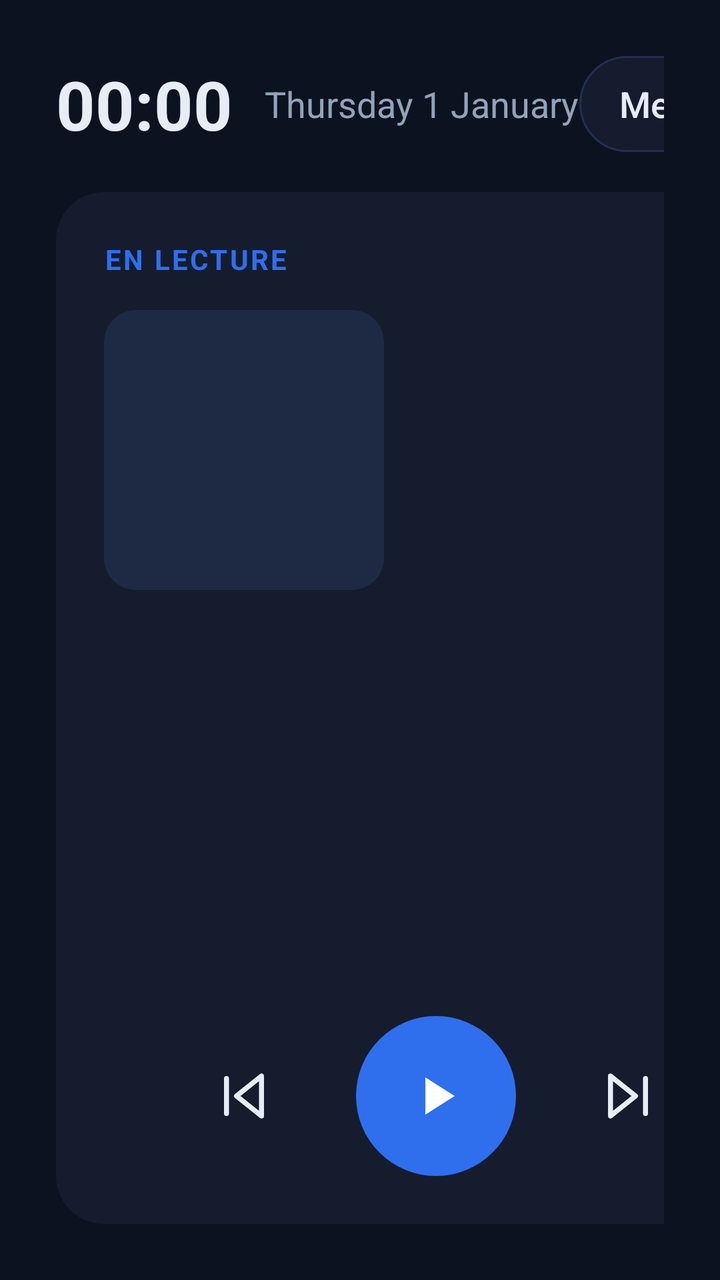
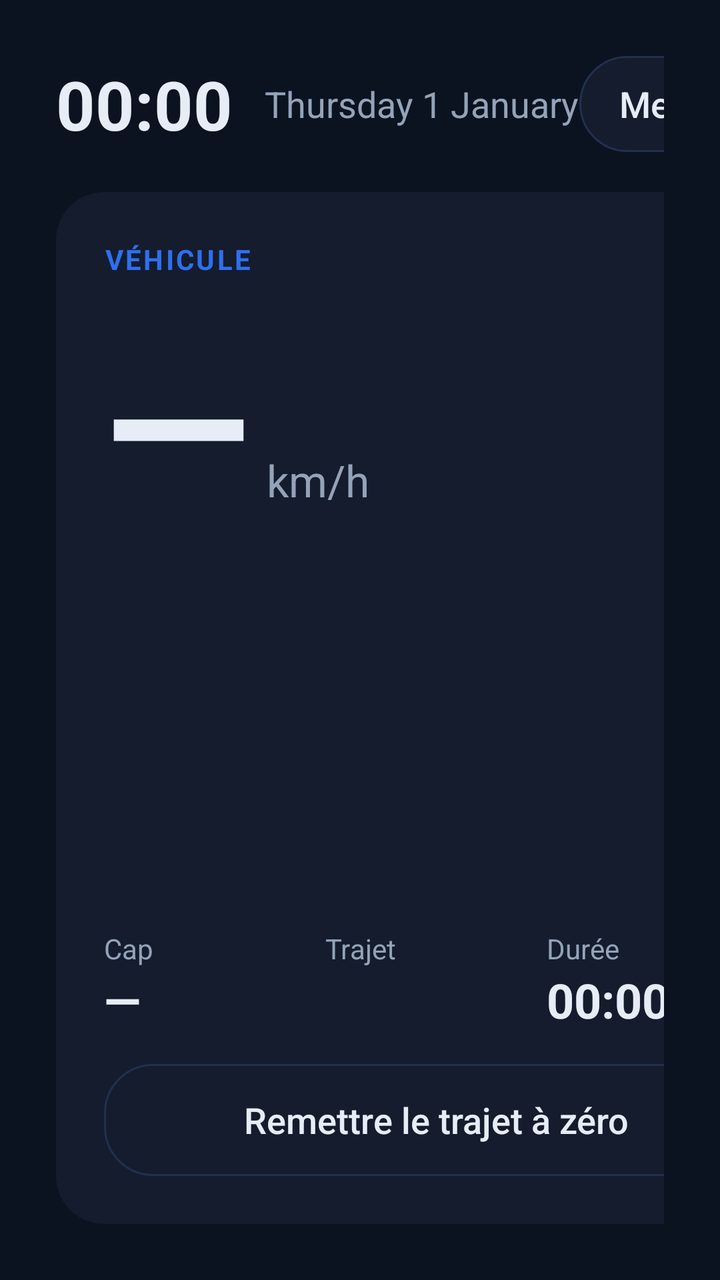

Two renders of the same Android screen: before a commit and after it. Below are the layout's source before the change and the commit's diff.
<!-- AndroidManifest.xml: application theme Theme.Launcher -->
<!-- res/layout/activity_main.xml -->
<?xml version="1.0" encoding="utf-8"?>
<LinearLayout xmlns:android="http://schemas.android.com/apk/res/android"
    android:layout_width="match_parent"
    android:layout_height="match_parent"
    android:orientation="vertical"
    android:padding="28dp"
    android:background="@color/bg">

    <LinearLayout
        android:layout_width="match_parent"
        android:layout_height="48dp"
        android:orientation="horizontal"
        android:gravity="center_vertical">
        <TextClock
            android:layout_width="wrap_content"
            android:layout_height="wrap_content"
            android:format24Hour="HH:mm"
            android:format12Hour="HH:mm"
            android:textSize="34sp"
            android:textStyle="bold"
            android:textColor="@color/text" />
        <TextClock
            android:layout_width="wrap_content"
            android:layout_height="wrap_content"
            android:layout_marginStart="16dp"
            android:format24Hour="EEEE d MMMM"
            android:format12Hour="EEEE d MMMM"
            android:textSize="18sp"
            android:textColor="@color/muted" />
        <View
            android:layout_width="0dp"
            android:layout_height="0dp"
            android:layout_weight="1" />
        <Button
            android:id="@+id/update"
            android:layout_width="wrap_content"
            android:layout_height="match_parent"
            android:background="@drawable/tile"
            android:paddingStart="20dp"
            android:paddingEnd="20dp"
            android:text="Mettre à jour"
            android:textAllCaps="false"
            android:textColor="@color/text"
            android:textSize="18sp"
            android:stateListAnimator="@null" />
    </LinearLayout>

    <LinearLayout
        android:layout_width="match_parent"
        android:layout_height="0dp"
        android:layout_weight="1"
        android:layout_marginTop="20dp"
        android:orientation="horizontal">

        <LinearLayout
            android:layout_width="380dp"
            android:layout_height="match_parent"
            android:orientation="vertical"
            android:padding="24dp"
            android:background="@drawable/card">
            <TextView
                android:layout_width="wrap_content"
                android:layout_height="wrap_content"
                android:text="@string/now_playing"
                android:textColor="@color/accent"
                android:textSize="14sp"
                android:textStyle="bold"
                android:letterSpacing="0.08" />
            <ImageView
                android:id="@+id/art"
                android:layout_width="140dp"
                android:layout_height="140dp"
                android:layout_marginTop="16dp"
                android:background="@drawable/art_bg"
                android:clipToOutline="true"
                android:importantForAccessibility="no" />
            <TextView
                android:id="@+id/title"
                android:layout_width="match_parent"
                android:layout_height="wrap_content"
                android:layout_marginTop="16dp"
                android:singleLine="true"
                android:ellipsize="end"
                android:textSize="24sp"
                android:textStyle="bold"
                android:textColor="@color/text" />
            <TextView
                android:id="@+id/artist"
                android:layout_width="match_parent"
                android:layout_height="wrap_content"
                android:singleLine="true"
                android:ellipsize="end"
                android:textSize="17sp"
                android:textColor="@color/muted" />
            <Button
                android:id="@+id/access"
                android:layout_width="match_parent"
                android:layout_height="wrap_content"
                android:layout_marginTop="8dp"
                android:text="@string/access"
                android:textAllCaps="false"
                android:visibility="gone" />
            <View
                android:layout_width="match_parent"
                android:layout_height="0dp"
                android:layout_weight="1" />
            <LinearLayout
                android:layout_width="match_parent"
                android:layout_height="wrap_content"
                android:orientation="horizontal"
                android:gravity="center">
                <ImageButton
                    android:id="@+id/prev"
                    android:layout_width="64dp"
                    android:layout_height="64dp"
                    android:background="?android:attr/selectableItemBackgroundBorderless"
                    android:src="@drawable/ic_prev"
                    android:contentDescription="Précédent" />
                <ImageButton
                    android:id="@+id/play"
                    android:layout_width="80dp"
                    android:layout_height="80dp"
                    android:layout_marginStart="24dp"
                    android:layout_marginEnd="24dp"
                    android:background="@drawable/circle_accent"
                    android:src="@drawable/ic_play"
                    android:contentDescription="Lecture / pause" />
                <ImageButton
                    android:id="@+id/next"
                    android:layout_width="64dp"
                    android:layout_height="64dp"
                    android:background="?android:attr/selectableItemBackgroundBorderless"
                    android:src="@drawable/ic_next"
                    android:contentDescription="Suivant" />
            </LinearLayout>
        </LinearLayout>

        <GridLayout
            android:layout_width="0dp"
            android:layout_height="match_parent"
            android:layout_weight="1"
            android:layout_marginStart="10dp"
            android:columnCount="3"
            android:rowCount="2">
            <LinearLayout android:id="@+id/tile_carplay" style="@style/TileBoxAccent">
                <ImageView android:layout_width="44dp" android:layout_height="44dp" android:src="@drawable/ic_carplay" android:importantForAccessibility="no" />
                <TextView style="@style/TileLabelAccent" android:text="CarPlay" />
            </LinearLayout>
            <LinearLayout android:id="@+id/tile_nav" style="@style/TileBox">
                <ImageView android:layout_width="44dp" android:layout_height="44dp" android:src="@drawable/ic_nav" android:importantForAccessibility="no" />
                <TextView style="@style/TileLabel" android:text="Navigation" />
            </LinearLayout>
            <LinearLayout android:id="@+id/tile_music" style="@style/TileBox">
                <ImageView android:layout_width="44dp" android:layout_height="44dp" android:src="@drawable/ic_music" android:importantForAccessibility="no" />
                <TextView style="@style/TileLabel" android:text="Musique" />
            </LinearLayout>
            <LinearLayout android:id="@+id/tile_phone" style="@style/TileBox">
                <ImageView android:layout_width="44dp" android:layout_height="44dp" android:src="@drawable/ic_phone" android:importantForAccessibility="no" />
                <TextView style="@style/TileLabel" android:text="Téléphone" />
            </LinearLayout>
            <LinearLayout android:id="@+id/tile_apps" style="@style/TileBox">
                <ImageView android:layout_width="44dp" android:layout_height="44dp" android:src="@drawable/ic_apps" android:importantForAccessibility="no" />
                <TextView style="@style/TileLabel" android:text="Applis" />
            </LinearLayout>
            <LinearLayout android:id="@+id/tile_settings" style="@style/TileBox">
                <ImageView android:layout_width="44dp" android:layout_height="44dp" android:src="@drawable/ic_settings" android:importantForAccessibility="no" />
                <TextView style="@style/TileLabel" android:text="Réglages" />
            </LinearLayout>
        </GridLayout>
    </LinearLayout>
</LinearLayout>
<!-- resources referenced by this layout -->
<resources>
  <color name="accent">#2F6FED</color>
  <color name="bg">#0B1220</color>
  <color name="muted">#94A3B8</color>
  <color name="text">#E6EDF7</color>
  <!-- drawable art_bg (drawable) -->
  <shape xmlns:android="http://schemas.android.com/apk/res/android" android:shape="rectangle">
      <solid android:color="#1E2A44" />
      <corners android:radius="16dp" />
  </shape>
  <!-- drawable card (drawable) -->
  <shape xmlns:android="http://schemas.android.com/apk/res/android" android:shape="rectangle">
      <solid android:color="@color/card" />
      <corners android:radius="24dp" />
  </shape>
  <!-- drawable circle_accent (drawable) -->
  <shape xmlns:android="http://schemas.android.com/apk/res/android" android:shape="oval">
      <solid android:color="@color/accent" />
  </shape>
  <!-- drawable ic_apps (drawable) -->
  <vector xmlns:android="http://schemas.android.com/apk/res/android" android:width="44dp" android:height="44dp" android:viewportWidth="24" android:viewportHeight="24">
      <path android:pathData="M4,4h6v6h-6zM14,4h6v6h-6zM4,14h6v6h-6zM14,14h6v6h-6z" android:fillColor="#00000000" android:strokeColor="@color/accent" android:strokeWidth="1.8" android:strokeLineJoin="round" />
  </vector>
  <!-- drawable ic_next (drawable) -->
  <vector xmlns:android="http://schemas.android.com/apk/res/android" android:width="30dp" android:height="30dp" android:viewportWidth="24" android:viewportHeight="24">
      <path android:pathData="M5,4l10,8l-10,8zM19,5v14" android:fillColor="#00000000" android:strokeColor="@color/text" android:strokeWidth="2" android:strokeLineCap="round" android:strokeLineJoin="round" />
  </vector>
  <!-- drawable ic_play (drawable) -->
  <vector xmlns:android="http://schemas.android.com/apk/res/android" android:width="32dp" android:height="32dp" android:viewportWidth="24" android:viewportHeight="24">
      <path android:pathData="M8,5v14l11,-7z" android:fillColor="#FFFFFF" />
  </vector>
  <!-- drawable ic_prev (drawable) -->
  <vector xmlns:android="http://schemas.android.com/apk/res/android" android:width="30dp" android:height="30dp" android:viewportWidth="24" android:viewportHeight="24">
      <path android:pathData="M19,20L9,12l10,-8zM5,19V5" android:fillColor="#00000000" android:strokeColor="@color/text" android:strokeWidth="2" android:strokeLineCap="round" android:strokeLineJoin="round" />
  </vector>
  <!-- drawable ic_settings (drawable) -->
  <vector xmlns:android="http://schemas.android.com/apk/res/android" android:width="44dp" android:height="44dp" android:viewportWidth="24" android:viewportHeight="24">
      <path android:pathData="M4,6h16M4,12h16M4,18h16M14,4v4M8,10v4M16,16v4" android:fillColor="#00000000" android:strokeColor="@color/accent" android:strokeWidth="1.8" android:strokeLineCap="round" />
  </vector>
  <!-- drawable tile (drawable) -->
  <shape xmlns:android="http://schemas.android.com/apk/res/android" android:shape="rectangle">
      <solid android:color="@color/card" />
      <stroke android:width="1dp" android:color="#22304D" />
      <corners android:radius="24dp" />
  </shape>
  <string name="access">Autoriser l\'affichage de la musique</string>
  <string name="now_playing">EN LECTURE</string>
  <style name="TileBoxAccent" parent="TileBox">
          <item name="android:background">@drawable/tile_accent</item>
      </style>
  <style name="TileLabelAccent" parent="TileLabel">
          <item name="android:textColor">#FFFFFF</item>
      </style>
  <style name="Theme.Launcher" parent="@android:style/Theme.Material.NoActionBar.Fullscreen">
          <item name="android:windowBackground">@color/bg</item>
          <item name="android:colorAccent">@color/accent</item>
      </style>
  <color name="card">#141C2E</color>
  <!-- drawable tile_accent (drawable) -->
  <shape xmlns:android="http://schemas.android.com/apk/res/android" android:shape="rectangle">
      <solid android:color="@color/accent" />
      <corners android:radius="24dp" />
  </shape>
  <!-- unchanged entries left out for length: 6 -->
</resources>

<!-- the commit's change to res/layout/activity_main.xml (unified diff, before → after) -->
@@ -61,43 +61,38 @@
             <TextView
                 android:layout_width="wrap_content"
                 android:layout_height="wrap_content"
-                android:text="@string/now_playing"
+                android:text="VÉHICULE"
                 android:textColor="@color/accent"
                 android:textSize="14sp"
                 android:textStyle="bold"
                 android:letterSpacing="0.08" />
-            <ImageView
-                android:id="@+id/art"
-                android:layout_width="140dp"
-                android:layout_height="140dp"
-                android:layout_marginTop="16dp"
-                android:background="@drawable/art_bg"
-                android:clipToOutline="true"
-                android:importantForAccessibility="no" />
-            <TextView
-                android:id="@+id/title"
+            <LinearLayout
+                android:layout_width="wrap_content"
+                android:layout_height="wrap_content"
+                android:layout_marginTop="8dp"
+                android:orientation="horizontal"
+                android:baselineAligned="true">
+                <TextView
+                    android:id="@+id/speed"
+                    android:layout_width="wrap_content"
+                    android:layout_height="wrap_content"
+                    android:text="—"
+                    android:textColor="@color/text"
+                    android:textSize="96sp"
+                    android:textStyle="bold" />
+                <TextView
+                    android:layout_width="wrap_content"
+                    android:layout_height="wrap_content"
+                    android:layout_marginStart="8dp"
+                    android:text="km/h"
+                    android:textColor="@color/muted"
+                    android:textSize="22sp" />
+            </LinearLayout>
+            <Button
+                android:id="@+id/loc_access"
                 android:layout_width="match_parent"
                 android:layout_height="wrap_content"
-                android:layout_marginTop="16dp"
-                android:singleLine="true"
-                android:ellipsize="end"
-                android:textSize="24sp"
-                android:textStyle="bold"
-                android:textColor="@color/text" />
-            <TextView
-                android:id="@+id/artist"
-                android:layout_width="match_parent"
-                android:layout_height="wrap_content"
-                android:singleLine="true"
-                android:ellipsize="end"
-                android:textSize="17sp"
-                android:textColor="@color/muted" />
-            <Button
-                android:id="@+id/access"
-                android:layout_width="match_parent"
-                android:layout_height="wrap_content"
-                android:layout_marginTop="8dp"
-                android:text="@string/access"
+                android:text="@string/loc_access"
                 android:textAllCaps="false"
                 android:visibility="gone" />
             <View
@@ -107,32 +102,31 @@
             <LinearLayout
                 android:layout_width="match_parent"
                 android:layout_height="wrap_content"
-                android:orientation="horizontal"
-                android:gravity="center">
-                <ImageButton
-                    android:id="@+id/prev"
-                    android:layout_width="64dp"
-                    android:layout_height="64dp"
-                    android:background="?android:attr/selectableItemBackgroundBorderless"
-                    android:src="@drawable/ic_prev"
-                    android:contentDescription="Précédent" />
-                <ImageButton
-                    android:id="@+id/play"
-                    android:layout_width="80dp"
-                    android:layout_height="80dp"
-                    android:layout_marginStart="24dp"
-                    android:layout_marginEnd="24dp"
-                    android:background="@drawable/circle_accent"
-                    android:src="@drawable/ic_play"
-                    android:contentDescription="Lecture / pause" />
-                <ImageButton
-                    android:id="@+id/next"
-                    android:layout_width="64dp"
-                    android:layout_height="64dp"
-                    android:background="?android:attr/selectableItemBackgroundBorderless"
-                    android:src="@drawable/ic_next"
-                    android:contentDescription="Suivant" />
+                android:orientation="horizontal">
+                <LinearLayout style="@style/Stat">
+                    <TextView style="@style/StatLabel" android:text="Cap" />
+                    <TextView android:id="@+id/heading" style="@style/StatValue" android:text="—" />
+                </LinearLayout>
+                <LinearLayout style="@style/Stat">
+                    <TextView style="@style/StatLabel" android:text="Trajet" />
+                    <TextView android:id="@+id/trip" style="@style/StatValue" />
+                </LinearLayout>
+                <LinearLayout style="@style/Stat">
+                    <TextView style="@style/StatLabel" android:text="Durée" />
+                    <Chronometer android:id="@+id/duration" style="@style/StatValue" />
+                </LinearLayout>
             </LinearLayout>
+            <Button
+                android:id="@+id/reset"
+                android:layout_width="match_parent"
+                android:layout_height="56dp"
+                android:layout_marginTop="16dp"
+                android:background="@drawable/tile"
+                android:text="Remettre le trajet à zéro"
+                android:textAllCaps="false"
+                android:textColor="@color/text"
+                android:textSize="18sp"
+                android:stateListAnimator="@null" />
         </LinearLayout>
 
         <GridLayout
<!-- resource entries referenced after the edit -->
@@ -4,35 +4,14 @@
   <color name="bg">#0B1220</color>
   <color name="muted">#94A3B8</color>
   <color name="text">#E6EDF7</color>
-  <!-- drawable art_bg (drawable) -->
-  <shape xmlns:android="http://schemas.android.com/apk/res/android" android:shape="rectangle">
-      <solid android:color="#1E2A44" />
-      <corners android:radius="16dp" />
-  </shape>
   <!-- drawable card (drawable) -->
   <shape xmlns:android="http://schemas.android.com/apk/res/android" android:shape="rectangle">
       <solid android:color="@color/card" />
       <corners android:radius="24dp" />
   </shape>
-  <!-- drawable circle_accent (drawable) -->
-  <shape xmlns:android="http://schemas.android.com/apk/res/android" android:shape="oval">
-      <solid android:color="@color/accent" />
-  </shape>
   <!-- drawable ic_apps (drawable) -->
   <vector xmlns:android="http://schemas.android.com/apk/res/android" android:width="44dp" android:height="44dp" android:viewportWidth="24" android:viewportHeight="24">
       <path android:pathData="M4,4h6v6h-6zM14,4h6v6h-6zM4,14h6v6h-6zM14,14h6v6h-6z" android:fillColor="#00000000" android:strokeColor="@color/accent" android:strokeWidth="1.8" android:strokeLineJoin="round" />
-  </vector>
-  <!-- drawable ic_next (drawable) -->
-  <vector xmlns:android="http://schemas.android.com/apk/res/android" android:width="30dp" android:height="30dp" android:viewportWidth="24" android:viewportHeight="24">
-      <path android:pathData="M5,4l10,8l-10,8zM19,5v14" android:fillColor="#00000000" android:strokeColor="@color/text" android:strokeWidth="2" android:strokeLineCap="round" android:strokeLineJoin="round" />
-  </vector>
-  <!-- drawable ic_play (drawable) -->
-  <vector xmlns:android="http://schemas.android.com/apk/res/android" android:width="32dp" android:height="32dp" android:viewportWidth="24" android:viewportHeight="24">
-      <path android:pathData="M8,5v14l11,-7z" android:fillColor="#FFFFFF" />
-  </vector>
-  <!-- drawable ic_prev (drawable) -->
-  <vector xmlns:android="http://schemas.android.com/apk/res/android" android:width="30dp" android:height="30dp" android:viewportWidth="24" android:viewportHeight="24">
-      <path android:pathData="M19,20L9,12l10,-8zM5,19V5" android:fillColor="#00000000" android:strokeColor="@color/text" android:strokeWidth="2" android:strokeLineCap="round" android:strokeLineJoin="round" />
   </vector>
   <!-- drawable ic_settings (drawable) -->
   <vector xmlns:android="http://schemas.android.com/apk/res/android" android:width="44dp" android:height="44dp" android:viewportWidth="24" android:viewportHeight="24">
@@ -44,8 +23,26 @@
       <stroke android:width="1dp" android:color="#22304D" />
       <corners android:radius="24dp" />
   </shape>
-  <string name="access">Autoriser l\'affichage de la musique</string>
-  <string name="now_playing">EN LECTURE</string>
+  <string name="loc_access">Autoriser la localisation</string>
+  <style name="Stat">
+          <item name="android:layout_width">0dp</item>
+          <item name="android:layout_height">wrap_content</item>
+          <item name="android:layout_weight">1</item>
+          <item name="android:orientation">vertical</item>
+      </style>
+  <style name="StatLabel">
+          <item name="android:layout_width">wrap_content</item>
+          <item name="android:layout_height">wrap_content</item>
+          <item name="android:textColor">@color/muted</item>
+          <item name="android:textSize">14sp</item>
+      </style>
+  <style name="StatValue">
+          <item name="android:layout_width">wrap_content</item>
+          <item name="android:layout_height">wrap_content</item>
+          <item name="android:textColor">@color/text</item>
+          <item name="android:textSize">24sp</item>
+          <item name="android:textStyle">bold</item>
+      </style>
   <style name="TileBoxAccent" parent="TileBox">
           <item name="android:background">@drawable/tile_accent</item>
       </style>
